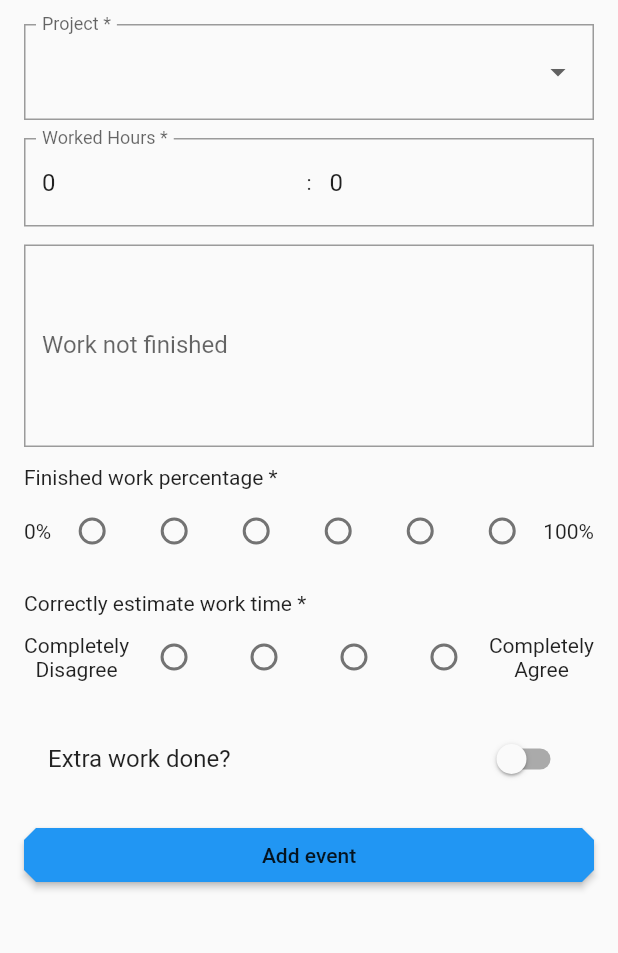
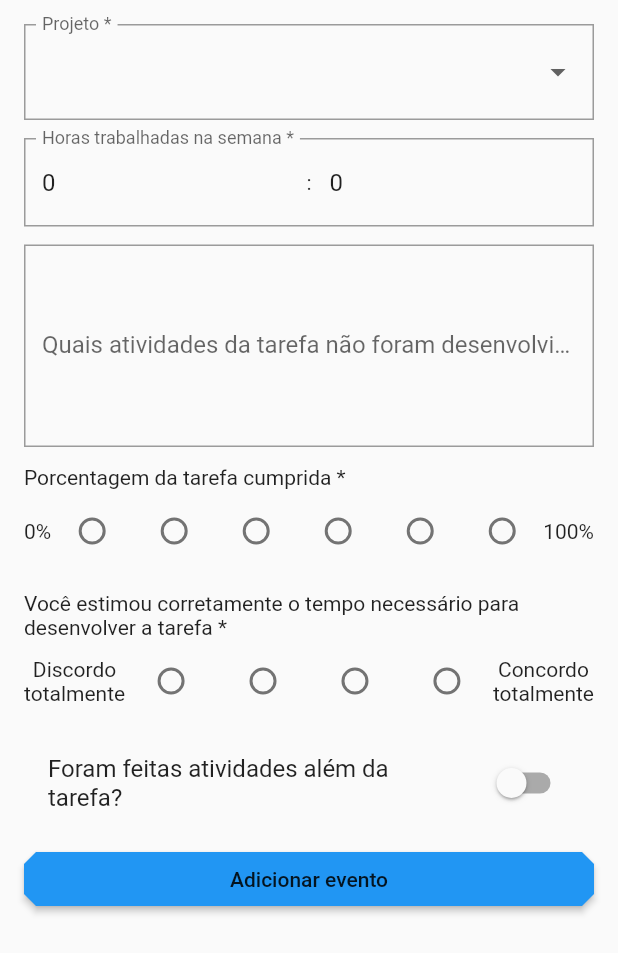
Before and after one commit to FellowshipOfTheGame/flutter_fog, a Flutter app: the AddWork widget shown alone on an empty page, opened directly, on a phone screen of 412 x 824 dp. Shown: the top 953 px of the screen. Run offline on Flutter 3.47's test engine with Material 2 defaults, Android fonts, the phone set to English and light mode, and no system bars; our stand-ins replace cloud_firestore, firebase_auth, google_sign_in, qr_flutter; missing offline and left inert: qr_reader; accounts and stored records are empty.

Commit message:
EN -> PT

```diff
--- a/lib/tabs/events.dart
+++ b/lib/tabs/events.dart
@@ -83,6 +83,7 @@ Widget _eventCard(BuildContext context, DocumentSnapshot document) {
                 ),
                 trailing: Icon(Icons.receipt),
                 onTap: () async {
+                  // TODO remove/edit event
                   String barcode = await QRCodeReader()
                       .setAutoFocusIntervalInMs(200)
                       .setForceAutoFocus(true)
@@ -188,7 +189,7 @@ class AttendanceWidget extends StatelessWidget {
             initIndex = snapshot.data.documents.length - 1.0;
 
           ScrollController _listController = ScrollController(
-            initialScrollOffset: initIndex * 100,
+            initialScrollOffset: initIndex * 90,
             keepScrollOffset: false,
           );
 
@@ -270,13 +271,13 @@ class _AddEvent extends State<AddEvent> {
   Widget build(BuildContext context) {
     return Scaffold(
       appBar: AppBar(
-        title: Text("Add Event"),
+        title: Text('Adicionar evento'),
       ),
       body: ListView(
         padding: const EdgeInsets.all(16.0),
         children: <Widget>[
           DateTimePicker(
-            labelTextDate: 'From',
+            labelTextDate: 'De',
             selectedDate: _fromDate,
             selectedTime: _fromTime,
             selectDate: (DateTime date) {
@@ -310,7 +311,7 @@ class _AddEvent extends State<AddEvent> {
           ),
           const SizedBox(height: 12.0),
           DateTimePicker(
-            labelTextDate: 'To',
+            labelTextDate: 'Até',
             selectedDate: _toDate,
             selectedTime: _toTime,
             selectDate: (DateTime date) {
@@ -346,12 +347,12 @@ class _AddEvent extends State<AddEvent> {
           TextField(
             controller: _nameController,
             decoration: InputDecoration(
-              labelText: 'Name',
+              labelText: 'Nome',
             ),
           ),
           const SizedBox(height: 12.0),
           SwitchListTile(
-            title: Text('Has presence'),
+            title: Text('Tem presença'),
             value: _haspresence,
             onChanged: (bool value) {
               setState(() {
@@ -361,7 +362,7 @@ class _AddEvent extends State<AddEvent> {
           ),
           const SizedBox(height: 12.0),
           SwitchListTile(
-            title: Text('Mandatory'),
+            title: Text('Obrigatório'),
             value: _mandatory,
             onChanged: (bool value) {
               setState(() {
@@ -371,13 +372,14 @@ class _AddEvent extends State<AddEvent> {
           ),
           const SizedBox(height: 12.0),
           RaisedButton(
-            child: Text("Add event"),
+            child: Text('Adicionar evento'),
             onPressed: () async {
               DateTime from = DateTime(_fromDate.year, _fromDate.month,
                   _fromDate.day, _fromTime.hour, _fromTime.minute);
               DateTime to = DateTime(_toDate.year, _toDate.month, _toDate.day,
                   _toTime.hour, _toTime.minute);
 
+              // TODO repeat event
               if (from.day == to.day &&
                   from.month == to.month &&
                   from.year == to.year) {
--- a/lib/tabs/projects.dart
+++ b/lib/tabs/projects.dart
@@ -22,11 +22,13 @@ Widget _buildListItem(BuildContext context, DocumentSnapshot document,
       }
       return Card(
         child: ListTile(
+          // TODO show member info if clicked
           title: Text(document['name']),
-          subtitle: Text('Worked $work minutes'),
+          subtitle: Text('Trabalhou $work minutos'),
           trailing: FlatButton(
             shape: BeveledRectangleBorder(),
             child: Icon(
+              // TODO remove member from project
               Icons.delete,
             ),
             onPressed: () {},
@@ -72,7 +74,7 @@ class _ProjectsWidgetState extends State<ProjectsWidget> {
         context: context,
         builder: (context) {
           return SimpleDialog(
-            title: const Text('Create Project'),
+            title: const Text('Criar projeto'),
             children: <Widget>[
               Padding(
                 padding: const EdgeInsets.all(8.0),
@@ -88,13 +90,13 @@ class _ProjectsWidgetState extends State<ProjectsWidget> {
                       onPressed: () {
                         Navigator.pop(context, 0);
                       },
-                      child: const Text('Cancel'),
+                      child: const Text('Cancelar'),
                     ),
                     SimpleDialogOption(
                       onPressed: () {
                         Navigator.pop(context, 1);
                       },
-                      child: const Text('Submit'),
+                      child: const Text('Submeter'),
                     ),
                   ],
                 ),
@@ -179,7 +181,7 @@ class _ProjectsWidgetState extends State<ProjectsWidget> {
                             ),
                           );
                         return DropdownButton<String>(
-                          hint: const Text('Select project'),
+                          hint: const Text('Selecionar projeto'),
                           value: _project,
                           isDense: true,
                           items: _items,
@@ -253,8 +255,8 @@ class _ProjectsWidgetState extends State<ProjectsWidget> {
                             }
                             return Card(
                               child: ListTile(
-                                title: Text('Summary'),
-                                subtitle: Text('Worked $work minutes'),
+                                title: Text('Resumo'),
+                                subtitle: Text('Trabalhou $work minutos'),
                               ),
                             );
                           },
@@ -273,11 +275,11 @@ class _ProjectsWidgetState extends State<ProjectsWidget> {
               Expanded(
                 child: InputDecorator(
                   decoration: InputDecoration(
-                    labelText: 'Members *',
+                    labelText: 'Membros *',
                   ),
                   child: DropdownButtonHideUnderline(
                     child: DropdownButton<String>(
-                      hint: Text('Select member'),
+                      hint: Text('Selecionar membro'),
                       value: _selectedMember,
                       isDense: true,
                       items: _notinprojectItems,
@@ -293,7 +295,7 @@ class _ProjectsWidgetState extends State<ProjectsWidget> {
               const SizedBox(width: 8.0),
               RaisedButton(
                 child: Text(
-                    'Add Member'), // Change to a select member by search and return intent
+                    'Adicionar membro'), // Change to a select member by search and return intent
                 onPressed: () async {
                   if (_selectedMember != null) {
                     QuerySnapshot _projectDocument = await projects
--- a/lib/tabs/worked.dart
+++ b/lib/tabs/worked.dart
@@ -75,7 +75,7 @@ class _AddWork extends State<AddWork> {
       children: <Widget>[
         InputDecorator(
           decoration: InputDecoration(
-            labelText: 'Project *',
+            labelText: 'Projeto *',
           ),
           child: DropdownButtonHideUnderline(
             child: FutureBuilder(
@@ -105,7 +105,7 @@ class _AddWork extends State<AddWork> {
                           ),
                         );
                       return DropdownButton<String>(
-                        hint: Text('Select project'),
+                        hint: Text('Selecionar projeto'),
                         value: _project,
                         isDense: true,
                         items: _items,
@@ -123,7 +123,7 @@ class _AddWork extends State<AddWork> {
         const SizedBox(height: 12.0),
         InputDecorator(
           decoration: InputDecoration(
-            labelText: 'Worked Hours *',
+            labelText: 'Horas trabalhadas na semana *',
           ),
           child: Row(
             children: <Widget>[
@@ -153,11 +153,11 @@ class _AddWork extends State<AddWork> {
           controller: _notdoneController,
           maxLines: 5,
           decoration: InputDecoration(
-            labelText: 'Work not finished',
+            labelText: 'Quais atividades da tarefa não foram desenvolvidas?',
           ),
         ),
         const SizedBox(height: 12.0),
-        Text('Finished work percentage *'),
+        Text('Porcentagem da tarefa cumprida *'),
         Row(
           children: <Widget>[
             Text('0%'),
@@ -231,16 +231,17 @@ class _AddWork extends State<AddWork> {
           ],
         ),
         const SizedBox(height: 12.0),
-        Text('Correctly estimate work time *'),
+        Text(
+            'Você estimou corretamente o tempo necessário para desenvolver a tarefa *'),
         Row(
           children: <Widget>[
             Column(
               children: <Widget>[
                 Text(
-                  'Completely',
+                  'Discordo',
                 ),
                 Text(
-                  'Disagree',
+                  'totalmente',
                 ),
               ],
             ),
@@ -291,10 +292,10 @@ class _AddWork extends State<AddWork> {
             Column(
               children: <Widget>[
                 Text(
-                  'Completely',
+                  'Concordo',
                 ),
                 Text(
-                  'Agree',
+                  'totalmente',
                 ),
               ],
             ),
@@ -302,7 +303,7 @@ class _AddWork extends State<AddWork> {
         ),
         const SizedBox(height: 12.0),
         SwitchListTile(
-          title: Text('Extra work done?'),
+          title: Text('Foram feitas atividades além da tarefa?'),
           value: _textra,
           onChanged: (bool value) {
             setState(() {
@@ -312,15 +313,17 @@ class _AddWork extends State<AddWork> {
         ),
         const SizedBox(height: 12.0),
         RaisedButton(
-          child: Text("Add event"),
+          child: Text('Adicionar evento'),
           onPressed: () async {
             if (_tfinished == null) {
               Scaffold.of(context).showSnackBar(SnackBar(
-                content: Text('Please select a finished work percentage'),
+                content: Text(
+                    'Por favor selecione uma porcentagem da tarefa cumprida'),
               ));
             } else if (_estimate == null) {
               Scaffold.of(context).showSnackBar(SnackBar(
-                content: Text('Please select a estimate work time'),
+                content: Text(
+                    'Por favor selecione uma estimativa correta de tempo necessário'),
               ));
             } else {
               int _hours = _hoursController.text.isEmpty
```
Also changed, not shown: lib/main.dart (+17 -14 lines), lib/signup.dart (+13 -13 lines), lib/tabs/members.dart (+41 -14 lines).
